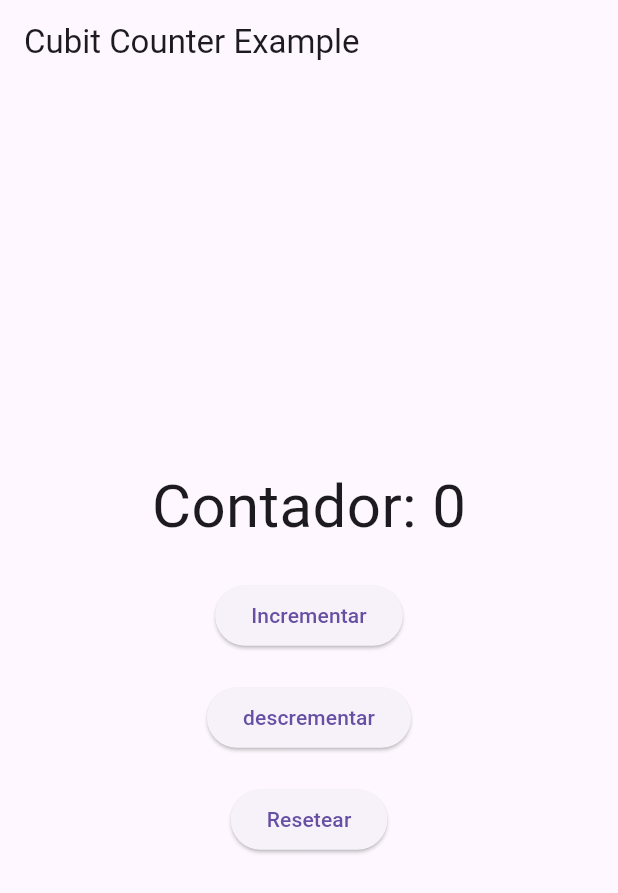
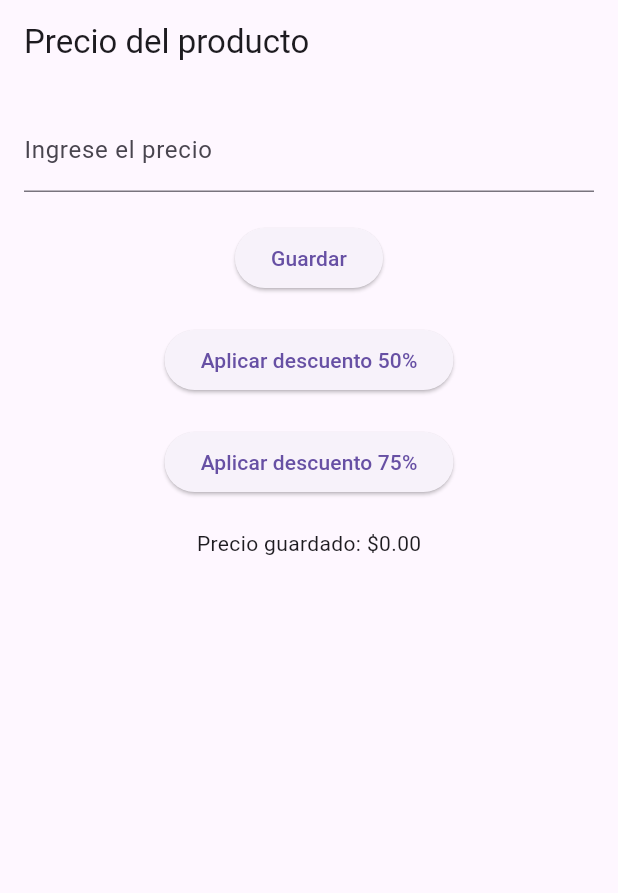
Before and after one commit to LauraVanesa06/PROYECTO-FORMATIVO, a Flutter app: the screen it shows after launch, on a phone screen of 412 x 824 dp. Shown: the top 893 px of the screen. Run offline on Flutter 3.47's test engine with Material 3 defaults, Android fonts, the phone set to English and light mode, and no system bars; our stand-ins replace flutter_bloc.

Commit message:
nuevo prograa flutter (ingresar valor, aplicar descuento)

```diff
--- a/ferremateriales/lib/main.dart
+++ b/ferremateriales/lib/main.dart
@@ -1,4 +1,4 @@
- /*import 'package:flutter/material.dart';
+/*import 'package:flutter/material.dart';
 
 void main() {
   runApp(FerreteriaApp());
@@ -112,6 +112,10 @@ class HomePage extends StatelessWidget {
     );
   }
 } */
+
+/* BOTON INCREMENTAR
+
+
 import 'package:flutter/material.dart';
 import 'package:flutter_bloc/flutter_bloc.dart';  // Importar flutter_bloc
 import 'counter_cubit.dart';  // Importar el archivo donde definimos el Cubit
@@ -176,3 +180,86 @@ class HomeScreen extends StatelessWidget {
     );
   }
 }
+*/
+
+import 'package:flutter/material.dart';
+import 'package:flutter_bloc/flutter_bloc.dart';
+import 'valor.dart';
+
+void main() {
+  runApp(MyApp());
+}
+
+class MyApp extends StatelessWidget {
+  @override
+  Widget build(BuildContext context){
+    return MaterialApp(
+      home: BlocProvider(
+        create: (_) => Valor(),
+        child: PrecioPage(),
+    ),
+    );
+  }
+}
+
+class PrecioPage extends StatefulWidget {
+  const PrecioPage({Key? key}) : super(key: key);
+  @override
+  _PrecioPageState createState() => _PrecioPageState();
+}
+
+
+class _PrecioPageState extends State<PrecioPage> {
+  final TextEditingController _controller = TextEditingController();
+
+  void _guardarPrecio() {
+    final texto = _controller.text;
+    final precio = double.tryParse(texto);
+    if (precio != null) {
+      context.read<Valor>().establecerValor(precio);
+    }
+  }
+  @override
+  Widget build(BuildContext context) {
+    return Scaffold(
+      appBar: AppBar(title: Text('Precio del producto')),
+      body: Padding(
+        padding: const EdgeInsets.all(16.0),
+        child: Column(
+          children: [
+            TextField(
+              controller: _controller,
+              keyboardType: TextInputType.number,
+              decoration: InputDecoration(labelText: 'Ingrese el precio'),
+            ),
+            SizedBox(height: 20),
+            ElevatedButton(
+              onPressed: _guardarPrecio,
+              child: Text('Guardar'),
+            ),
+            SizedBox(height: 20),
+            ElevatedButton(
+              onPressed: () => context.read<Valor>().descuento1(),
+              child: Text('Aplicar descuento 50%'),
+            ),
+            SizedBox(height: 20),
+            ElevatedButton(
+
+              onPressed: () => context.read<Valor>().descuento2(),
+              child: Text('Aplicar descuento 75%'),
+            ),
+            SizedBox(height: 20),
+            BlocBuilder<Valor, double?>(
+              builder: (context, precio) {
+                if (precio == null) {
+                  return Text('Aún no hay precio ingresado');
+                }
+                return Text('Precio guardado: \$${precio.toStringAsFixed(2)}');
+              },
+            ),
+          ],
+        ),
+      ),
+    );
+  }
+}
--- /dev/null
+++ b/ferremateriales/lib/valor.dart
@@ -0,0 +1,10 @@
+import 'package:flutter_bloc/flutter_bloc.dart';
+class Valor extends Cubit<double>{
+
+  Valor() : super(0);
+  void establecerValor(double valor) => emit(valor);
+
+  void descuento1() => emit(state * 0.5);
+  void descuento2() => emit(state * 0.25);
+
+}
```
